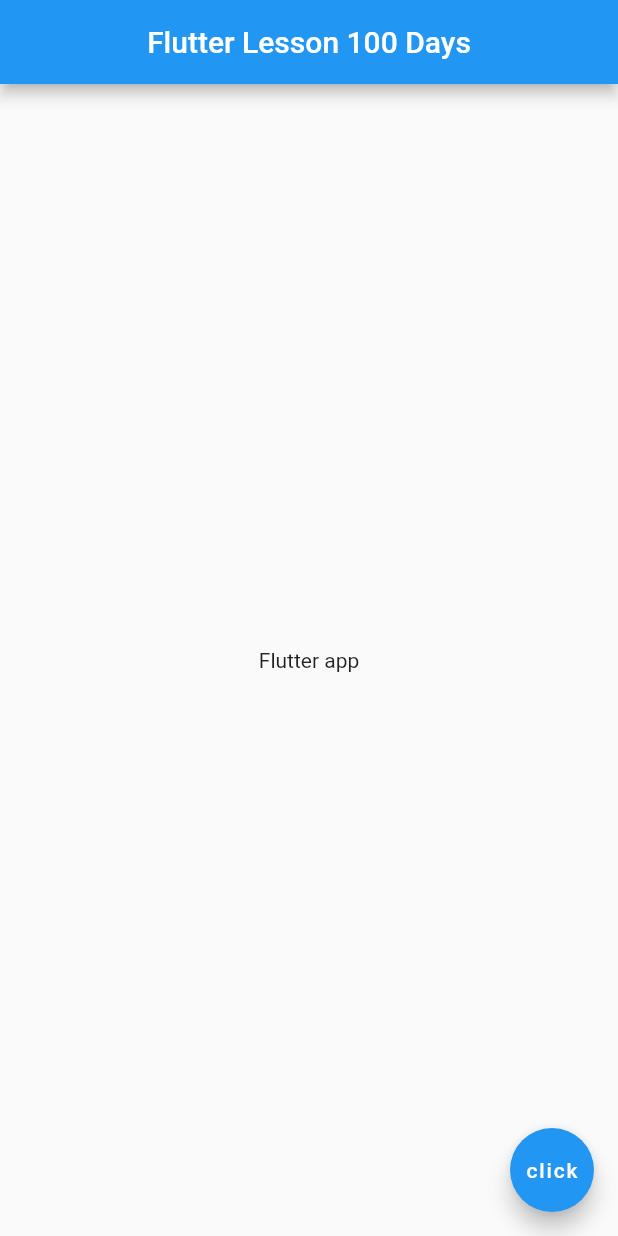
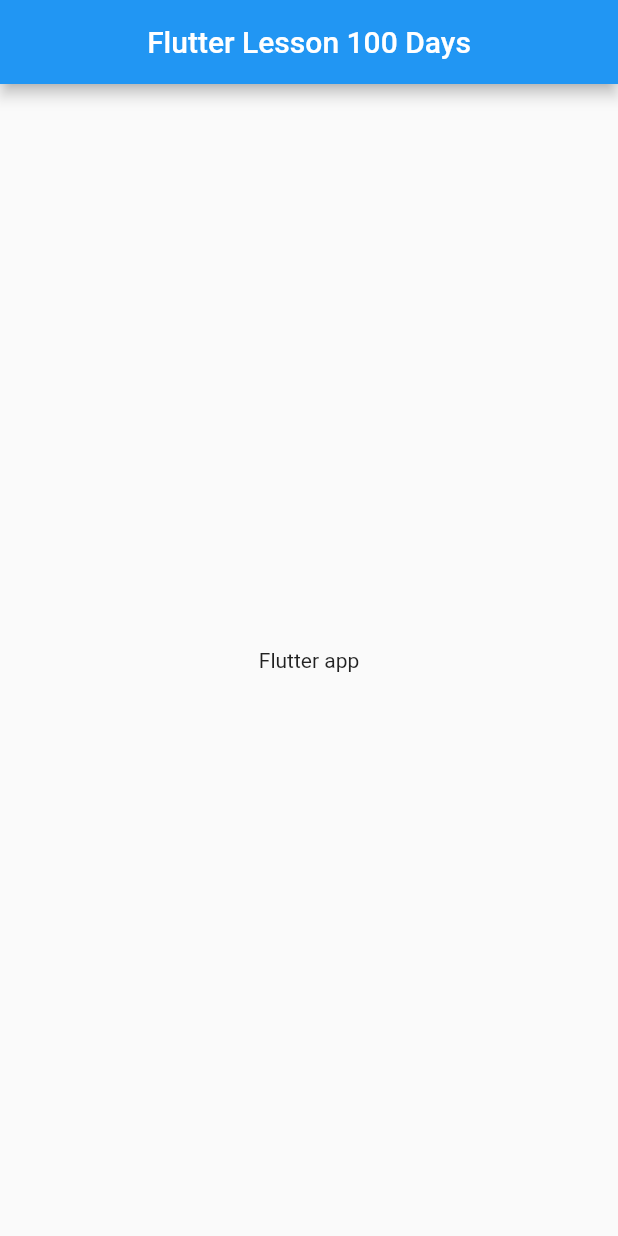
Before and after one commit to aeprodigy/second_flutter_app, a Flutter app: the screen it shows after launch, on a phone screen of 412 x 824 dp. Run offline on Flutter 3.47's test engine with Material 2 defaults, Android fonts, the phone set to English and light mode, and no system bars.

Commit message:
nerror fix

```diff
--- a/lib/main.dart
+++ b/lib/main.dart
@@ -8,9 +8,6 @@ void main()=> runApp(MaterialApp(
     ),
     body: Center(child: Text('Flutter app')
     ),
-    floatingActionButton: FloatingActionButton(
-      child: Text('click'),
-    ),
     ),
   ),
-));
+);
```
